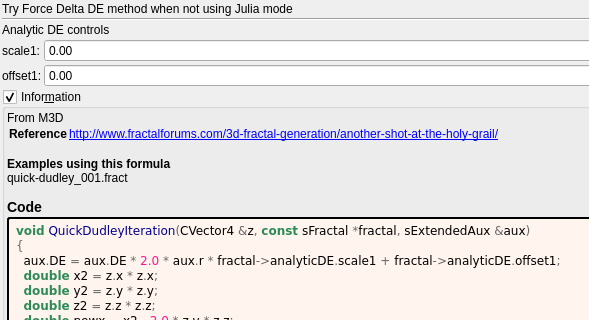
This is mandelbulber2/formula/ui/quick_dudley.ui in buddhi1980/mandelbulber2 as Qt 5 draws it before an edit; both pictures show x 0 to 589 and y 0 to 320 of the 772 by 455 pixel window. The edited form follows.
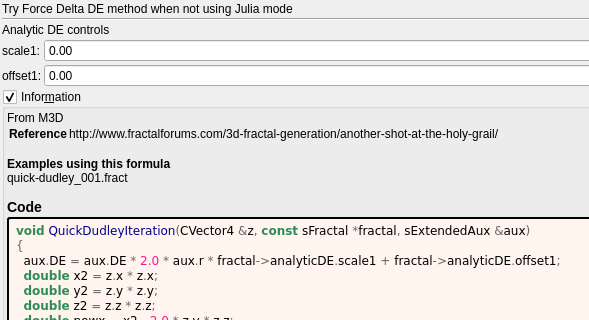
This is the edited form. Custom widgets are drawn as their Qt base class.

Commit message:
docs: show fractalforums.com formula references as text
fractalforums.com is only partly online; fractalforums.org keeps a read-only
copy and the active forum. The formula information boxes now show
fractalforums.com references (and the wrapped lines that continue them) as
plain text. The links that remain are closed with </a>, which the generator
never wrote. The formula/ui files are regenerated with
tools/populate_ui_information.py.

Patch:
```diff
--- a/mandelbulber2/formula/ui/quick_dudley.ui
+++ b/mandelbulber2/formula/ui/quick_dudley.ui
@@ -158,7 +158,7 @@
        <widget class="QLabel" name="label_information_general">
         <property name="text">
          <string notr="true">&lt;p&gt;From M3D&lt;/p&gt;&lt;table&gt;
-&lt;tr&gt;&lt;th&gt;Reference&lt;/th&gt;&lt;td&gt;&lt;a href=&quot;http://www.fractalforums.com/3d-fractal-generation/another-shot-at-the-holy-grail/&quot;&gt;http://www.fractalforums.com/3d-fractal-generation/another-shot-at-the-holy-grail/&lt;br&gt;
+&lt;tr&gt;&lt;th&gt;Reference&lt;/th&gt;&lt;td&gt;http://www.fractalforums.com/3d-fractal-generation/another-shot-at-the-holy-grail/&lt;br&gt;
 &lt;/td&gt;&lt;/tr&gt;
 &lt;/table&gt;
 &lt;br&gt;&lt;b&gt;Examples using this formula&lt;/b&gt;&lt;br&gt;quick-dudley_001.fract&lt;h3&gt;Code&lt;/h3&gt;</string>
```
The commit also changes 202 other files.
